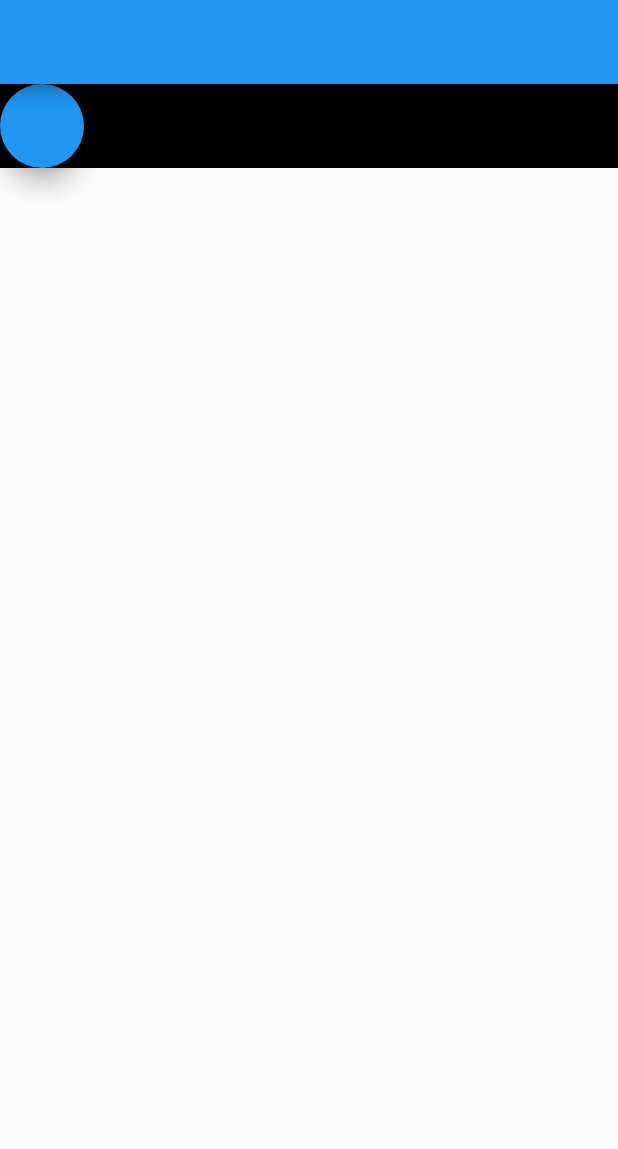
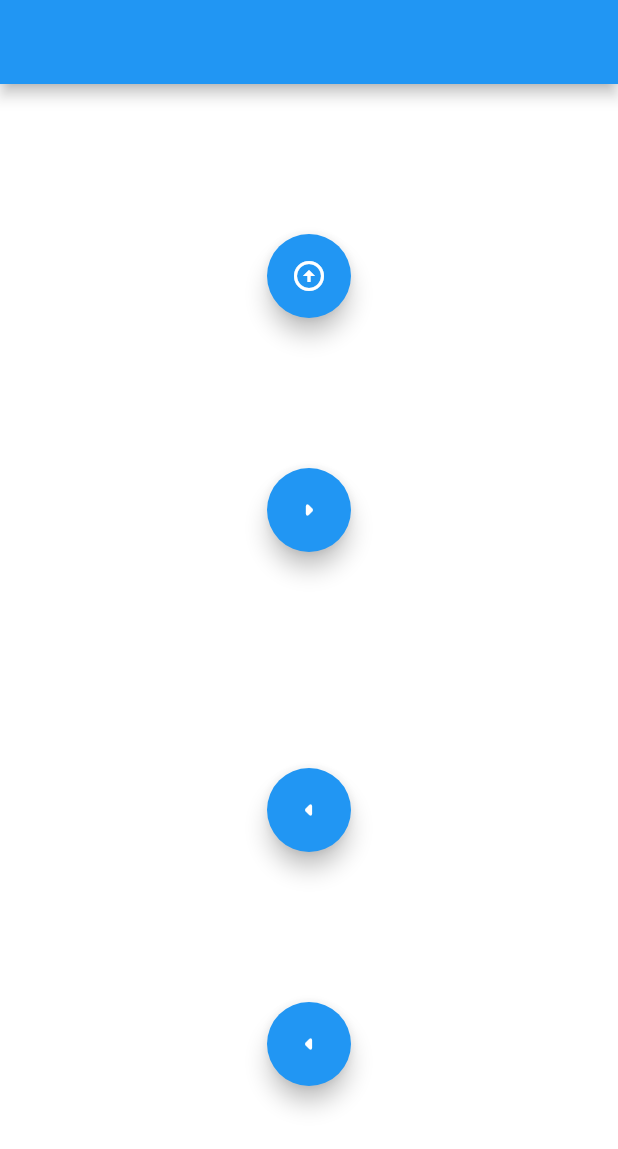
Before and after one commit to Xoeseko/tenji, a Flutter app: the screen it shows after launch, on a phone screen of 412 x 824 dp. Shown: the top 1149 px of the screen. Run offline on Flutter 3.47's test engine with Material 2 defaults, Android fonts, the phone set to English and light mode, and no system bars; our stand-ins replace flutter_tts.

Commit message:
tts finished

```diff
--- a/lib/main.dart
+++ b/lib/main.dart
@@ -1,13 +1,9 @@
 import 'package:flutter/material.dart';
-import 'package:flutter/services.dart';
-import 'package:camera/camera.dart';
-import 'package:image/image.dart' as imageLib;
 import 'package:tenji/TxtToSpeech.dart';
-import 'package:tflite/tflite.dart';
-
-import 'RectPainter.dart';
 
 void main() => runApp(TenjiApp());
+
+enum Direction_EN { up, down, right, left }
 
 class TenjiApp extends StatelessWidget {
   @override
@@ -39,11 +35,46 @@ class _TenjiHomePageState extends State<TenjiHomePage> {
     return Scaffold(
       appBar: AppBar(),
       body: Container(
-          color: Colors.black,
-          child: Row(
+
+          color: Colors.white,
+          child: Column(
+            mainAxisSize: MainAxisSize.max,
+            mainAxisAlignment: MainAxisAlignment.center,
             children: <Widget>[
-              FloatingActionButton(onPressed: () async => await tts.speak('upward')),
-
+              Flexible(
+                child: FloatingActionButton(
+                    child: Icon(Icons.arrow_circle_up),
+                    onPressed: () async => await tts.speak(Direction_EN.up)),
+                flex: 2,
+                fit: FlexFit.tight,
+              ),
+              Flexible(
+                child: Container(
+                  child: Column(
+                    crossAxisAlignment: CrossAxisAlignment.stretch,
+                    mainAxisAlignment: MainAxisAlignment.spaceBetween,
+                    children: <Widget>[
+                      FloatingActionButton(
+                          child: Icon(Icons.arrow_right_rounded),
+                          onPressed: () async =>
+                              await tts.speak(Direction_EN.right)),
+                      FloatingActionButton(
+                          child: Icon(Icons.arrow_left_rounded),
+                          onPressed: () async =>
+                              await tts.speak(Direction_EN.left))
+                    ],
+                  ),
+                ),
+                flex: 2,
+                fit: FlexFit.tight,
+              ),
+              Flexible(
+                child: FloatingActionButton(
+                    child: Icon(Icons.arrow_left_rounded),
+                    onPressed: () async => await tts.speak(Direction_EN.down)),
+                flex: 2,
+                fit: FlexFit.tight,
+              ),
             ],
           )),
     );
```
Also changed, not shown: lib/TxtToSpeech.dart (+64 -57 lines).
